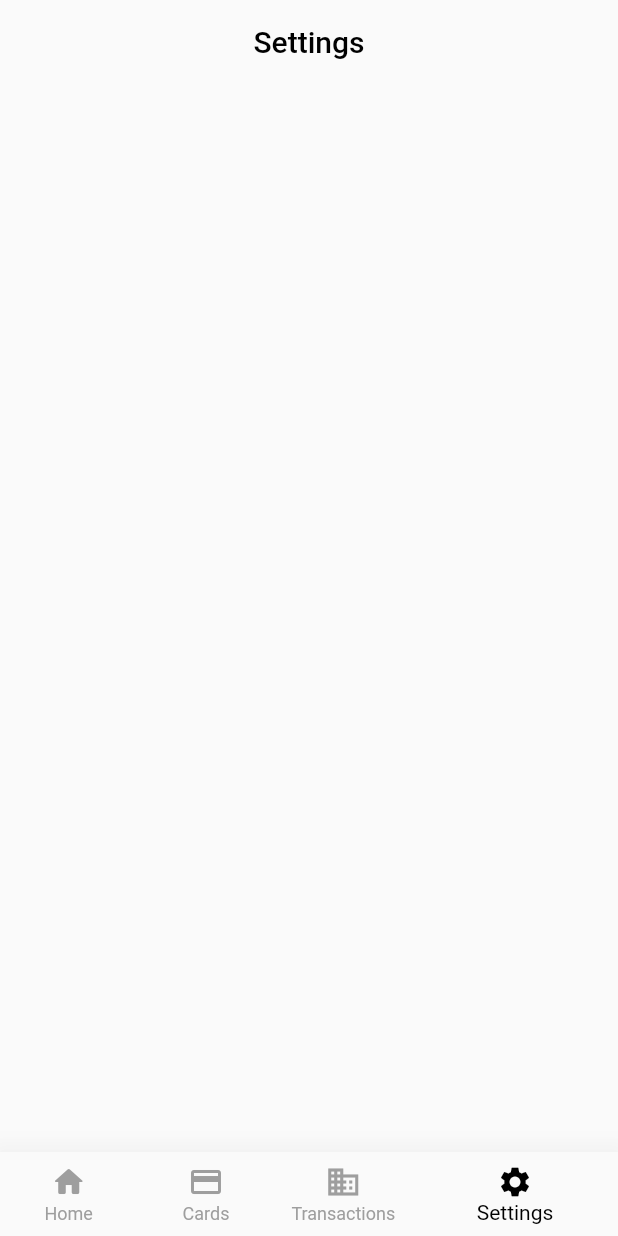
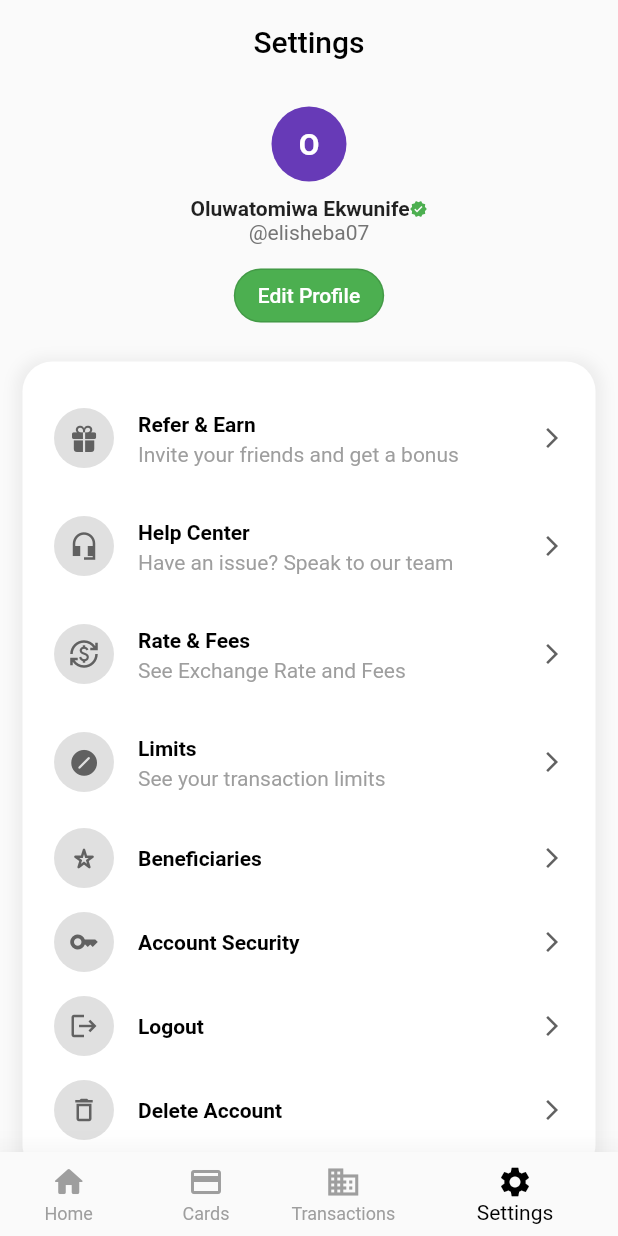
Before and after one commit to elisheba-beep/paydai, a Flutter app: the screen it shows after launch, item 4 of the bottom bar chosen, on a phone screen of 412 x 824 dp. Run offline on Flutter 3.47's test engine with Material 2 defaults, Android fonts, the phone set to English and light mode, and no system bars.

Commit message:
settings ui update

```diff
--- a/lib/main.dart
+++ b/lib/main.dart
@@ -25,7 +25,7 @@ class PayDai extends StatelessWidget {
         // or simply save your changes to "hot reload" in a Flutter IDE).
         // Notice that the counter didn't reset back to zero; the application
         // is not restarted.
-        primarySwatch: Palette.kToDark,
+        colorScheme: ColorScheme.fromSwatch(primarySwatch: Palette.kToDark).copyWith(secondary: Colors.greenAccent),
       ),
       home: const BottomNav(),
     );
--- a/lib/mainPages/home.dart
+++ b/lib/mainPages/home.dart
@@ -8,6 +8,7 @@ import 'package:paydai/widgets/homeWidgets/homeQuickActionsRow.dart';
 import 'package:paydai/widgets/homeWidgets/homeTransactionsContainer.dart';
 import 'package:paydai/widgets/homeWidgets/referCard.dart';
 import 'package:paydai/widgets/homeWidgets/transferMoneyCard.dart';
+import 'package:paydai/widgets/sharedWidgets/usernameAvatar.dart';
 
 class Home extends StatefulWidget {
   const Home({super.key});
@@ -22,11 +23,10 @@ class _HomeState extends State<Home> {
     return Scaffold(
       appBar: AppBar(
         elevation: 0,
-        leading: IconButton(
-          onPressed: () {},
-          icon: const Icon(
-            CupertinoIcons.person_alt,
-          ),
+        leading: UsernameAvatar(
+          letter: 'O',
+          home: true,
+          onTap: () {},
         ),
         actions: [
           HomeAppBarAction(
--- a/lib/mainPages/settings.dart
+++ b/lib/mainPages/settings.dart
@@ -1,4 +1,8 @@
+import 'package:flutter/cupertino.dart';
 import 'package:flutter/material.dart';
+import 'package:paydai/widgets/settingsWidgets/editProfileButton.dart';
+import 'package:paydai/widgets/settingsWidgets/settingsListTile.dart';
+import 'package:paydai/widgets/sharedWidgets/usernameAvatar.dart';
 
 class Settings extends StatelessWidget {
   const Settings({super.key});
@@ -17,6 +21,132 @@ class Settings extends StatelessWidget {
           ),
         ),
       ),
+      body: SingleChildScrollView(
+        child: Padding(
+          padding: const EdgeInsets.all(15.0),
+          child: Center(
+            child: Column(
+              children: [
+                const UsernameAvatar(
+                  letter: 'O',
+                  home: false,
+                ),
+                const SizedBox(
+                  height: 10,
+                ),
+                Row(
+                  mainAxisAlignment: MainAxisAlignment.center,
+                  children: const [
+                    Text(
+                      'Oluwatomiwa Ekwunife',
+                      style: TextStyle(
+                        fontWeight: FontWeight.bold,
+                      ),
+                    ),
+                    Icon(
+                      Icons.verified,
+                      color: Colors.green,
+                      size: 12,
+                    ),
+                  ],
+                ),
+                Text(
+                  '@elisheba07',
+                  style: TextStyle(
+                    color: Colors.grey[600],
+                  ),
+                ),
+                const SizedBox(
+                  height: 10,
+                ),
+                EditProfileButton(
+                  onPressed: () {},
+                ),
+                const SizedBox(
+                  height: 20,
+                ),
+                Container(
+                  decoration: BoxDecoration(
+                    boxShadow: [
+                      BoxShadow(
+                        color: Colors.grey[300]!.withOpacity(0.5),
+                        spreadRadius: 5,
+                        blurRadius: 7,
+                        offset: const Offset(0, 3),
+                      ),
+                    ],
+                    color: Colors.white,
+                    borderRadius: const BorderRadius.all(
+                      Radius.circular(20),
+                    ),
+                  ),
+                  child: Padding(
+                    padding: const EdgeInsets.symmetric(
+                        vertical: 15.0, horizontal: 5),
+                    child: Column(
+                      children: [
+                        SettingsListTile(
+                          icon: CupertinoIcons.gift_fill,
+                          title: 'Refer & Earn',
+                          subtitle: 'Invite your friends and get a bonus',
+                          onTap: () {},
+                        ),
+                        SettingsListTile(
+                          icon: Icons.headset_mic_sharp,
+                          title: 'Help Center',
+                          subtitle: 'Have an issue? Speak to our team',
+                          onTap: () {},
+                        ),
+                        SettingsListTile(
+                          icon: Icons.currency_exchange,
+                          title: 'Rate & Fees',
+                          subtitle: 'See Exchange Rate and Fees',
+                          onTap: () {},
+                        ),
+                        SettingsListTile(
+                          icon: CupertinoIcons.slash_circle_fill,
+                          title: 'Limits',
+                          subtitle: 'See your transaction limits',
+                          onTap: () {},
+                        ),
+                        SettingsListTile(
+                          icon: Icons.star_border_purple500_rounded,
+                          title: 'Beneficiaries',
+                          onTap: () {},
+                        ),
+                        SettingsListTile(
+                          icon: Icons.key,
+                          title: 'Account Security',
+                          onTap: () {},
+                        ),
+                        SettingsListTile(
+                          icon: Icons.logout,
+                          title: 'Logout',
+                          onTap: () {},
+                        ),
+                        SettingsListTile(
+                          icon: Icons.delete_outline,
+                          title: 'Delete Account',
+                          onTap: () {},
+                        ),
+                      ],
+                    ),
+                  ),
+                ),
+                const SizedBox(
+                  height: 20,
+                ),
+                Text(
+                  'Version 3.7.1',
+                  style: TextStyle(
+                    color: Colors.grey[600],
+                  ),
+                ),
+              ],
+            ),
+          ),
+        ),
+      ),
     );
   }
 }
--- /dev/null
+++ b/lib/widgets/settingsWidgets/editProfileButton.dart
@@ -0,0 +1,28 @@
+// ignore_for_file: file_names
+
+import 'package:flutter/material.dart';
+
+class EditProfileButton extends StatelessWidget {
+  const EditProfileButton({
+    Key? key,
+    required this.onPressed
+  }) : super(key: key);
+
+  final void Function() onPressed;
+  @override
+  Widget build(BuildContext context) {
+    return OutlinedButton(
+      style: OutlinedButton.styleFrom(
+        backgroundColor: Colors.green,
+        shape: const StadiumBorder(),
+      ),
+      onPressed: onPressed,
+      child: const Text(
+        'Edit Profile',
+        style: TextStyle(
+          color: Colors.white,
+        ),
+      ),
+    );
+  }
+}
--- /dev/null
+++ b/lib/widgets/settingsWidgets/settingsListTile.dart
@@ -0,0 +1,67 @@
+// ignore_for_file: file_names
+
+import 'package:flutter/material.dart';
+
+class SettingsListTile extends StatelessWidget {
+  const SettingsListTile({
+    Key? key,
+    required this.icon,
+    required this.title,
+    this.subtitle,
+    required this.onTap,
+  }) : super(key: key);
+
+  final IconData icon;
+  final String title;
+  final String? subtitle;
+  final void Function() onTap;
+
+  @override
+  Widget build(BuildContext context) {
+    return ListTile(
+      onTap: onTap,
+      leading: Container(
+        width: 40,
+        height: 40,
+        decoration: BoxDecoration(
+          color: Colors.grey[300],
+          borderRadius: const BorderRadius.all(
+            Radius.circular(25),
+          ),
+        ),
+        child: Padding(
+          padding: const EdgeInsets.all(10.0),
+          child: Center(
+            child: Icon(
+              icon,
+              color: Colors.grey[700],
+              size: 20,
+            ),
+          ),
+        ),
+      ),
+      title: Text(
+        title,
+        style: const TextStyle(
+          color: Colors.black,
+          fontWeight: FontWeight.bold,
+          fontSize: 14,
+        ),
+      ),
+      subtitle: subtitle != null
+          ? Text(
+              subtitle!,
+              style: TextStyle(
+                color: Colors.grey[500],
+                fontSize: 14,
+              ),
+            )
+          : null,
+      trailing: Icon(
+        Icons.arrow_forward_ios,
+        color: Colors.grey[700],
+        size: 16,
+      ),
+    );
+  }
+}
--- /dev/null
+++ b/lib/widgets/sharedWidgets/usernameAvatar.dart
@@ -0,0 +1,51 @@
+// ignore_for_file: file_names
+
+import 'package:flutter/material.dart';
+
+class UsernameAvatar extends StatelessWidget {
+  const UsernameAvatar({
+    Key? key,
+    required this.letter,
+    this.onTap,
+    required this.home,
+  }) : super(key: key);
+
+  final String letter;
+  final void Function()? onTap;
+  final bool home;
+
+  @override
+  Widget build(BuildContext context) {
+    return GestureDetector(
+      onTap: home ? onTap : () {},
+      child: Padding(
+        padding: EdgeInsets.all(home ? 8.0 : 0),
+        child: Container(
+          width: 50,
+          height: 50,
+          decoration: BoxDecoration(
+            border: Border.all(
+                width: 2,
+                color: home ? Colors.grey : Colors.transparent,
+                style: BorderStyle.solid),
+            borderRadius: const BorderRadius.all(
+              Radius.circular(50),
+            ),
+            color: Colors.deepPurple,
+          ),
+          child: Center(
+            child: Text(
+              letter,
+              textAlign: TextAlign.center,
+              style: const TextStyle(
+                color: Colors.white,
+                fontSize: 20,
+                fontWeight: FontWeight.bold,
+              ),
+            ),
+          ),
+        ),
+      ),
+    );
+  }
+}
```
